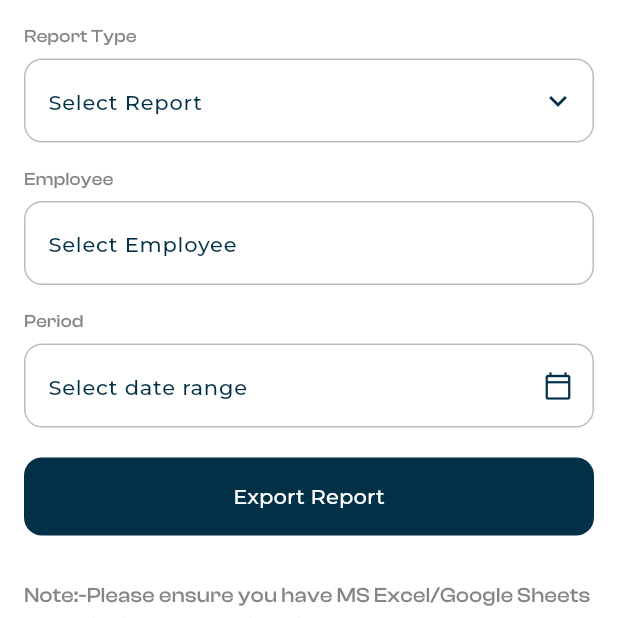
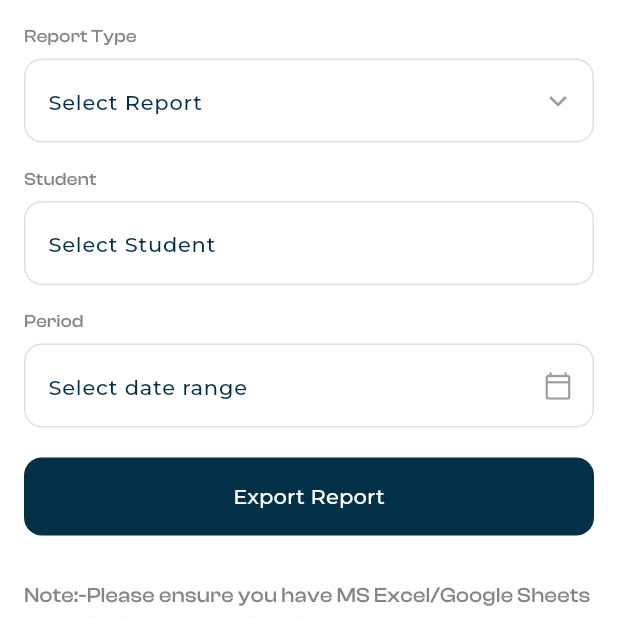
Before and after one commit to Muradali-786/gcm, a Flutter app: the ReportsBody screen opened directly, on a phone screen of 412 x 824 dp, the top half of it. Run offline on Flutter 3.47's test engine with Material 3 defaults, Android fonts, the phone set to English and light mode, and no system bars; our stand-ins replace badges, file_picker, flutter_bloc, flutter_easyloading, flutter_svg, freezed_annotation and 6 more; missing offline and left inert: pluto_grid; project files that could hold a hidden picture were left out.

Commit message:
ft:reports in prog

```diff
--- a/lib/app/core/theme/app_theme.dart
+++ b/lib/app/core/theme/app_theme.dart
@@ -5,9 +5,7 @@ import 'app_color.dart';
 import 'app_styles.dart';
 
 abstract class AppTheme {
-  // static TextStyle primaryTextStyle = TextStyle(fontFamily: primaryFontFamily);
   static TextStyle primaryTextStyle = GoogleFonts.montserrat();
-
   static String primaryFontFamily = 'Montserrat';
   static String secondaryFontFamily = 'ClashDisplay';
 
@@ -18,10 +16,10 @@ abstract class AppTheme {
           primary: AppColors.kPrimaryBlue,
         ),
         fontFamily: primaryFontFamily,
-        textTheme: const TextTheme().apply(
+        textTheme: TextTheme().apply(
           fontFamily: primaryFontFamily,
         ),
-        primaryTextTheme: const TextTheme().apply(
+        primaryTextTheme: TextTheme().apply(
           fontFamily: primaryFontFamily,
         ),
         iconTheme: const IconThemeData(
@@ -80,7 +78,8 @@ abstract class AppTheme {
           border: kDefaultOutlineInputBorder,
           focusedErrorBorder: kDefaultOutlineInputBorder,
           enabledBorder: kDefaultOutlineInputBorder,
-            errorBorder: kErrorInputBorder),
+          errorBorder: kErrorInputBorder,
+        ),
         elevatedButtonTheme: ElevatedButtonThemeData(
           style: ElevatedButton.styleFrom(
             backgroundColor: AppColors.kPrimaryBlue,
--- a/lib/app/presentation/features/teacher/reports/widgets/calculate_attendance_button.dart
+++ b/lib/app/presentation/features/teacher/reports/widgets/calculate_attendance_button.dart
@@ -11,7 +11,7 @@ class CalculateAttendanceButton extends StatelessWidget {
     return SizedBox(
       width: double.maxFinite,
       child: ElevatedButton.icon(
-        onPressed: () => calculateAttendanceModelSheet(context),
+        onPressed: () => _calculateAttendanceModelSheet(context),
         icon: Icon(Icons.info_rounded),
         iconAlignment: IconAlignment.end,
         style: ElevatedButton.styleFrom(
@@ -28,7 +28,7 @@ class CalculateAttendanceButton extends StatelessWidget {
     );
   }
 
-  static void calculateAttendanceModelSheet(BuildContext context) {
+  static void _calculateAttendanceModelSheet(BuildContext context) {
     showModalBottomSheet(
       context: context,
       showDragHandle: true,
--- /dev/null
+++ b/lib/app/presentation/features/teacher/reports/widgets/period_widget.dart
@@ -0,0 +1,57 @@
+import 'package:flutter/material.dart';
+import 'package:gap/gap.dart';
+
+import '../../../../../core/theme/app_styles.dart';
+import 'widgets.dart';
+
+class PeriodWidget extends StatelessWidget {
+  final TextEditingController dateController;
+
+  const PeriodWidget({
+    super.key,
+    required this.dateController,
+  });
+
+  @override
+  Widget build(BuildContext context) {
+    return Padding(
+      padding: const EdgeInsets.only(top: 16, bottom: 20),
+      child: Column(
+        crossAxisAlignment: CrossAxisAlignment.start,
+        children: [
+          Text(
+            'Period',
+            style: kSecondaryHeading3Style,
+          ),
+          Gap(6),
+          GestureDetector(
+            onTap: () => _rangePickerModelSheet(context),
+            child: TextFormField(
+              controller: dateController,
+              enabled: false,
+              decoration: const InputDecoration(
+                hintText: 'Select date range',
+                suffixIcon: Icon(
+                  Icons.calendar_today_outlined,
+                  size: 20,
+                ),
+              ),
+            ),
+          ),
+        ],
+      ),
+    );
+  }
+
+  static void _rangePickerModelSheet(BuildContext context) {
+    showModalBottomSheet(
+      context: context,
+      useRootNavigator: true,
+      useSafeArea: true,
+      isScrollControlled: true,
+      builder: (BuildContext context) {
+        return RangePickerSheet();
+      },
+    );
+  }
+}
--- /dev/null
+++ b/lib/app/presentation/features/teacher/reports/widgets/report_type_widget.dart
@@ -0,0 +1,52 @@
+import 'package:flutter/material.dart';
+import 'package:gap/gap.dart';
+import 'widgets.dart';
+import '../../../../../core/theme/app_styles.dart';
+
+class ReportTypeWidget extends StatelessWidget {
+  final TextEditingController reportType;
+
+  const ReportTypeWidget({
+    super.key,
+    required this.reportType,
+  });
+
+  @override
+  Widget build(BuildContext context) {
+    return Column(
+      crossAxisAlignment: CrossAxisAlignment.start,
+      children: [
+        Text(
+          'Report Type',
+          style: kSecondaryHeading3Style,
+        ),
+        Gap(6),
+        GestureDetector(
+          onTap: () => _reportTypeModelSheet(context),
+          child: TextFormField(
+            controller: reportType,
+           enabled: false,
+            decoration: const InputDecoration(
+              hintText: 'Select Report',
+              suffixIcon: Icon(
+                Icons.keyboard_arrow_down,
+              ),
+            ),
+          ),
+        ),
+      ],
+    );
+  }
+
+  static void _reportTypeModelSheet(BuildContext context) {
+    showModalBottomSheet(
+      context: context,
+      useRootNavigator: true,
+      useSafeArea: true,
+      isScrollControlled: true,
+      builder: (BuildContext context) {
+        return ReportTypeSheet();
+      },
+    );
+  }
+}
--- a/lib/app/presentation/features/teacher/reports/widgets/reports_body.dart
+++ b/lib/app/presentation/features/teacher/reports/widgets/reports_body.dart
@@ -12,13 +12,13 @@ class ReportsBody extends StatefulWidget {
 
 class _ReportsBodyState extends State<ReportsBody> {
   final _reportController = TextEditingController();
-  final _empController = TextEditingController();
+  final _stdController = TextEditingController();
   final _dateRangeController = TextEditingController();
 
   @override
   void dispose() {
     _reportController.dispose();
-    _empController.dispose();
+    _stdController.dispose();
     _dateRangeController.dispose();
     super.dispose();
   }
@@ -33,52 +33,9 @@ class _ReportsBodyState extends State<ReportsBody> {
             mainAxisAlignment: MainAxisAlignment.start,
             crossAxisAlignment: CrossAxisAlignment.start,
             children: [
-              Text(
-                'Report Type',
-                style: kSecondaryHeading3Style,
-              ),
-              Gap(6),
-              TextFormField(
-                controller: _reportController,
-                ignorePointers: true,
-                decoration: const InputDecoration(
-                  hintText: 'Select Report',
-                  suffixIcon: Icon(
-                    Icons.keyboard_arrow_down,
-                  ),
-                ),
-              ),
-              Gap(16),
-              Text(
-                'Employee',
-                style: kSecondaryHeading3Style,
-              ),
-              Gap(6),
-              TextFormField(
-                controller: _empController,
-                ignorePointers: true,
-                decoration: const InputDecoration(
-                  hintText: 'Select Employee',
-                ),
-              ),
-              Gap(16),
-              Text(
-                'Period',
-                style: kSecondaryHeading3Style,
-              ),
-              Gap(6),
-              TextFormField(
-                controller: _reportController,
-                ignorePointers: true,
-                decoration: const InputDecoration(
-                  hintText: 'Select date range',
-                  suffixIcon: Icon(
-                    Icons.calendar_today_outlined,
-                    size: 20,
-                  ),
-                ),
-              ),
-              Gap(20),
+              ReportTypeWidget(reportType: _reportController),
+              SelectStudentWidget(stdController: _stdController),
+              PeriodWidget(dateController: _dateRangeController),
               SizedBox(
                 width: double.maxFinite,
                 child: ElevatedButton(
@@ -87,16 +44,20 @@ class _ReportsBodyState extends State<ReportsBody> {
                 ),
               ),
               Gap(30),
-              Text(
-                'Note:-Please ensure you have MS Excel/Google Sheets or equivalent app to view the reports.',
-                style: kSecondaryHeading3Style.copyWith(fontSize: 14),
-              ),
+              _noteText(),
               Gap(40),
-              CalculateAttendanceButton()
+              CalculateAttendanceButton(),
             ],
           ),
         ),
       ),
     );
   }
+
+  Text _noteText() {
+    return Text(
+      'Note:-Please ensure you have MS Excel/Google Sheets or equivalent app to view the reports.',
+      style: kSecondaryHeading3Style.copyWith(fontSize: 14),
+    );
+  }
 }
--- /dev/null
+++ b/lib/app/presentation/features/teacher/reports/widgets/select_student_widget.dart
@@ -0,0 +1,53 @@
+import 'package:flutter/material.dart';
+import 'package:gap/gap.dart';
+import 'widgets.dart';
+
+import '../../../../../core/theme/app_styles.dart';
+
+class SelectStudentWidget extends StatelessWidget {
+  final TextEditingController stdController;
+
+  const SelectStudentWidget({
+    super.key,
+    required this.stdController,
+  });
+
+  @override
+  Widget build(BuildContext context) {
+    return Padding(
+      padding: const EdgeInsets.only(top: kBodyHP),
+      child: Column(
+        crossAxisAlignment: CrossAxisAlignment.start,
+        children: [
+          Text(
+            'Student',
+            style: kSecondaryHeading3Style,
+          ),
+          Gap(6),
+          GestureDetector(
+            onTap: () => _studentModelSheet(context),
+            child: TextFormField(
+              controller: stdController,
+              enabled: false,
+              decoration: const InputDecoration(
+                hintText: 'Select Student',
+              ),
+            ),
+          ),
+        ],
+      ),
+    );
+  }
+
+  static void _studentModelSheet(BuildContext context) {
+    showModalBottomSheet(
+      context: context,
+      useRootNavigator: true,
+      useSafeArea: true,
+      isScrollControlled: true,
+      builder: (BuildContext context) {
+        return StudentSheet();
+      },
+    );
+  }
+}
--- a/lib/app/presentation/features/teacher/reports/widgets/widgets.dart
+++ b/lib/app/presentation/features/teacher/reports/widgets/widgets.dart
@@ -1,2 +1,8 @@
 export 'calculate_attendance_sheet.dart';
 export 'calculate_attendance_button.dart';
+export 'range_picker_sheet.dart';
+export 'period_widget.dart';
+export 'report_type_widget.dart';
+export 'select_student_widget.dart';
+export 'report_type_sheet.dart';
+export 'student_sheet.dart';
--- a/pubspec.yaml
+++ b/pubspec.yaml
@@ -44,6 +44,7 @@ dependencies:
   # Routing
   go_router: ^14.2.0
   # UI
+  table_calendar: ^3.1.3
   awesome_extensions: ^2.0.16
   cached_network_image: ^3.3.1
   flutter_easyloading: ^3.0.5
```
Also changed, not shown: lib/app/core/theme/app_styles.dart (+44 -1 lines), lib/app/presentation/features/teacher/reports/widgets/range_picker_sheet.dart (added, +96 -0 lines), lib/app/presentation/features/teacher/reports/widgets/report_type_sheet.dart (added, +37 -0 lines), lib/app/presentation/features/teacher/reports/widgets/student_sheet.dart (added, +20 -0 lines), pubspec.lock. Lines whose indentation alone changed are shown as unchanged.
